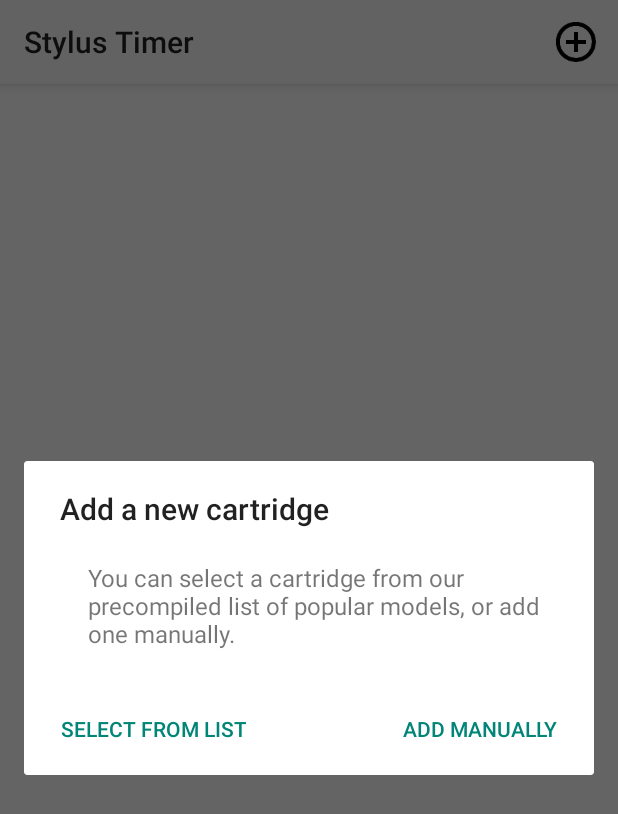
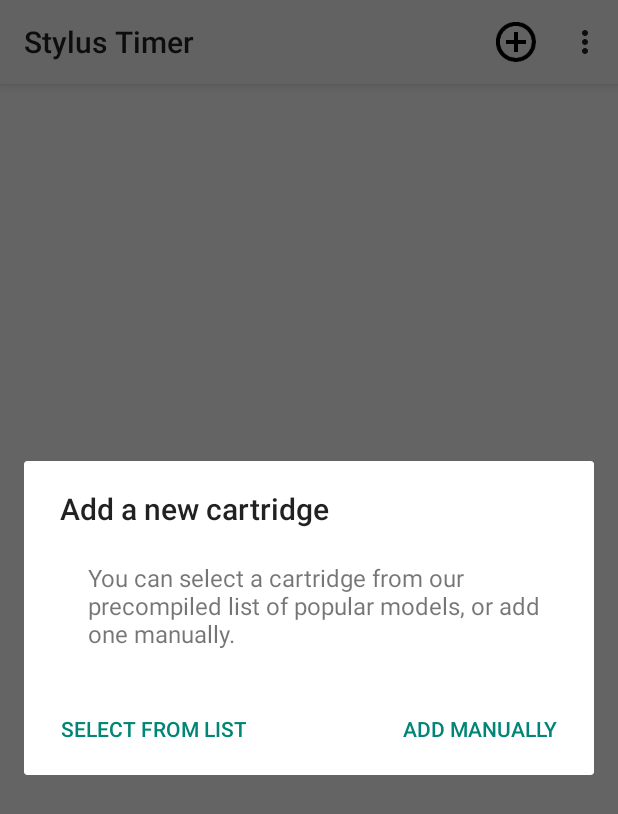
Before and after one commit to SpinningVinyl/Stylus-Timer, an Android app: the MainActivity screen opened directly, with no data from a screen before it, after a tap on "Add cartridge/stylus", on a phone screen of 412 x 824 dp. Shown: the top 814 px of the screen. Run offline under Robolectric (Android 15) with nearby library versions, the phone set to English and light mode, and no system bars.

Commit message:
added the App Preferences menu option

```diff
--- a/app/src/main/res/menu/app_bar.xml
+++ b/app/src/main/res/menu/app_bar.xml
@@ -9,4 +9,10 @@
         android:title="@string/menu_add_stylus"
         android:icon="@drawable/baseline_add_circle_outline_black_48"
         app:showAsAction="always" />
+    <item
+        android:id="@+id/action_preferences"
+        android:orderInCategory="200"
+        android:title="@string/menu_preferences"
+        android:icon="@drawable/outline_settings_applications_black_48"
+        app:showAsAction="collapseActionView" />
 </menu>
```
